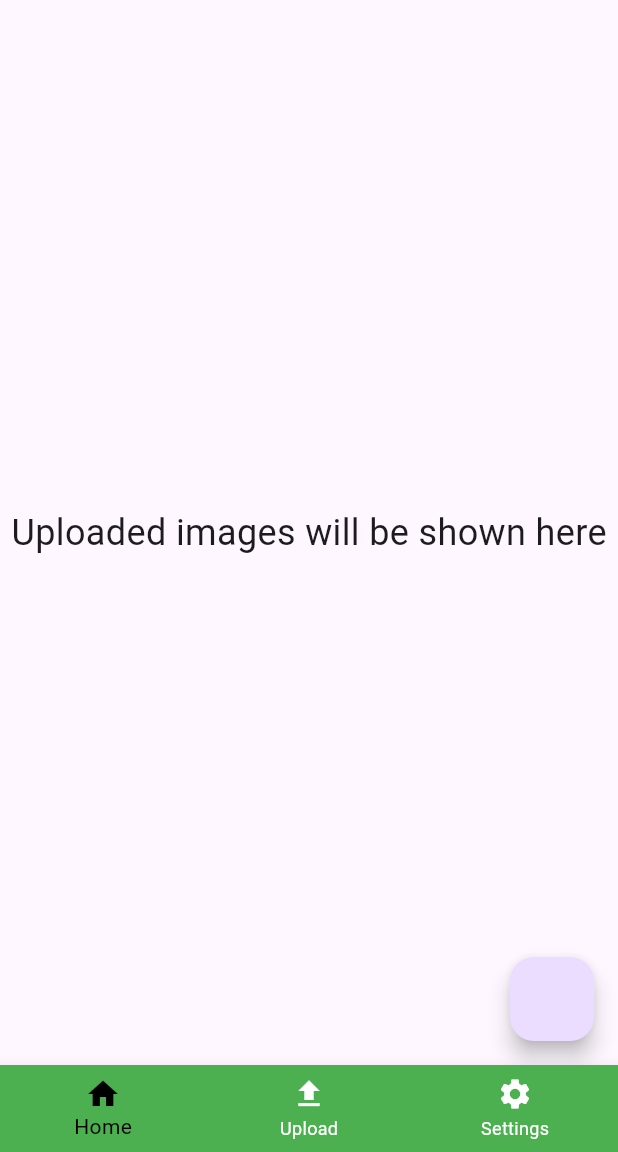
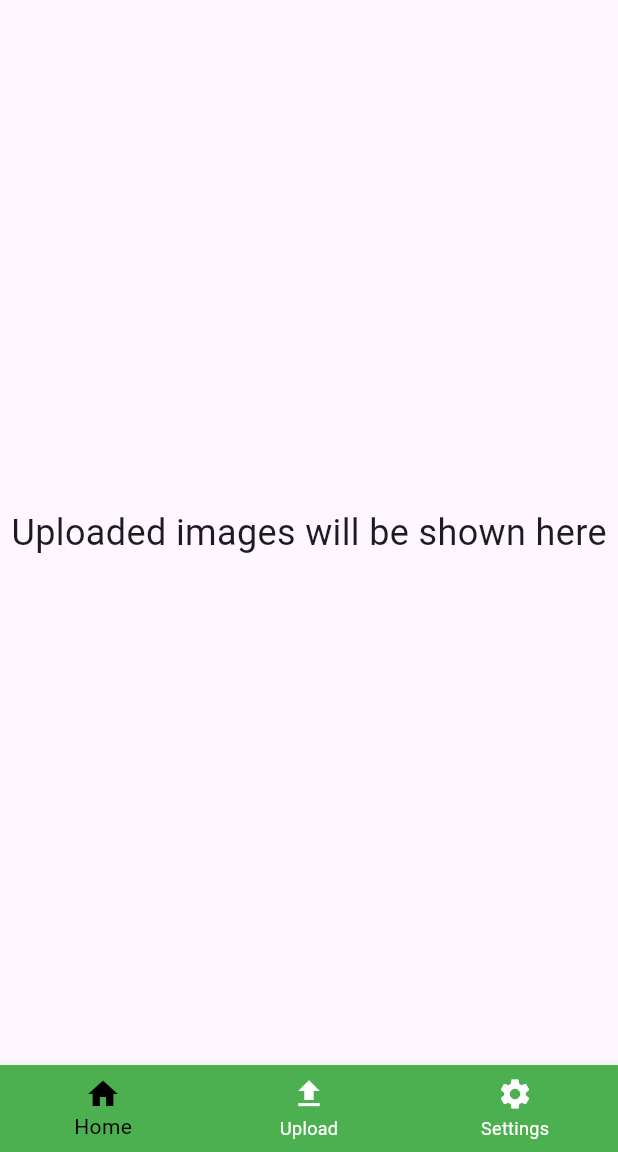
Before and after one commit to abhinav-rawat-004/gallery_x, a Flutter app: the screen it shows after launch, on a phone screen of 412 x 824 dp, the part 84-1236 px from its top. Run offline on Flutter 3.47's test engine with Material 3 defaults, Android fonts, the phone set to English and light mode, and no system bars; our stand-ins replace get, get_storage, image_picker, photo_view, sembast; missing offline and left inert: pro_image_editor.

Commit message:
Error on clicking theme tile in settings

```diff
--- a/lib/app/modules/gallery/views/gallery_view.dart
+++ b/lib/app/modules/gallery/views/gallery_view.dart
@@ -1,9 +1,6 @@
 import 'package:flutter/material.dart';
 import 'package:gallery_x/app/modules/gallery/views/photo_view.dart';
-
 import 'package:get/get.dart';
-
-import '../../../../main.dart';
 import '../controllers/gallery_controller.dart';
 
 class GalleryView extends GetView<GalleryController> {
@@ -45,12 +42,6 @@ class GalleryView extends GetView<GalleryController> {
                 } /*Image.network(imageList[index], fit: BoxFit.cover)*/,
               );
       }),
-      floatingActionButton: FloatingActionButton(
-        onPressed: () {
-          Controller controller = Get.find<Controller>();
-          controller.changeTheme(!controller.isDark);
-        },
-      ),
     );
   }
 }
--- a/lib/app/theme.dart
+++ b/lib/app/theme.dart
@@ -1,7 +1,8 @@
 import 'package:flutter/material.dart';
 
 class MyTheme {
-  static get light => ThemeData(
+  static light() {
+    return ThemeData(
       brightness: Brightness.light,
       primaryColor: const Color.fromARGB(255, 11, 145, 255),
       primarySwatch: Colors.deepOrange,
@@ -20,7 +21,9 @@ class MyTheme {
         unselectedItemColor: Colors.white,
       ),
     );
-  static get dark => ThemeData(
+  }
+  static dark() {
+    return ThemeData(
       brightness: Brightness.dark,
       appBarTheme: AppBarTheme(
         titleTextStyle: TextStyle(
@@ -36,3 +39,4 @@ class MyTheme {
       ),
     );
   }
+}
--- a/lib/main.dart
+++ b/lib/main.dart
@@ -11,24 +11,48 @@ void main() async {
   runApp(MyApp());
 }
 
-class Controller extends GetxController {
-  final app = GetStorage();
-  bool get isDark => app.read('darkmode') ?? false;
-  ThemeData get theme => isDark ? MyTheme.dark : MyTheme.light;
-  void changeTheme(bool val) => app.write('darkmode', val);
+class AppController extends GetxController {
+  final storage = GetStorage();
+  RxBool isDark = false.obs;
+
+  Rx<ThemeData> appTheme = ThemeData.light().obs;
+
+  @override
+  void onInit() async {
+    super.onInit();
+    await changeAppTheme();
+  }
+
+  Future setAppTheme(ThemeData val) async {
+    await storage.write('theme', val);
+    await changeAppTheme();
+  }
+
+  Future<ThemeData> getAppTheme() async {
+    return await storage.read('theme') ?? MyTheme.light();
+  }
+
+  Future changeAppTheme() async {
+    ThemeData themeData = await getAppTheme();
+    appTheme(themeData);
+  }
 }
 
-class MyApp extends StatelessWidget {
+class MyApp extends GetView<AppController> {
   const MyApp({super.key});
 
   @override
+  AppController get controller => Get.put(AppController());
+
+  @override
   Widget build(BuildContext context) {
-    final controller = Get.put(Controller());
-    return GetMaterialApp(
-      title: "GalleryX",
-      theme: controller.theme,
-      initialRoute: AppPages.INITIAL,
-      getPages: AppPages.routes,
+    return Obx(
+      () => GetMaterialApp(
+        title: "GalleryX",
+        theme: controller.appTheme(),
+        initialRoute: AppPages.INITIAL,
+        getPages: AppPages.routes,
+      ),
     );
   }
 }
```
Also changed, not shown: lib/app/modules/settings/views/settings_view.dart (+20 -6 lines), lib/app/modules/upload/controllers/upload_controller.dart (+4 -5 lines). Lines whose indentation alone changed are shown as unchanged.
